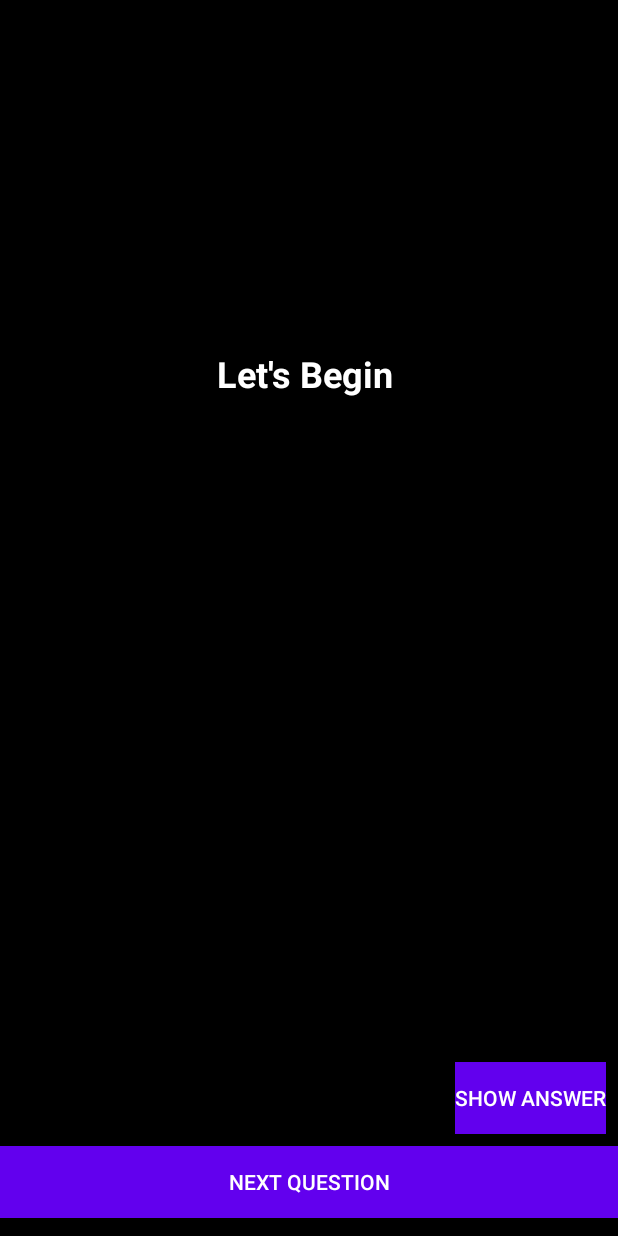
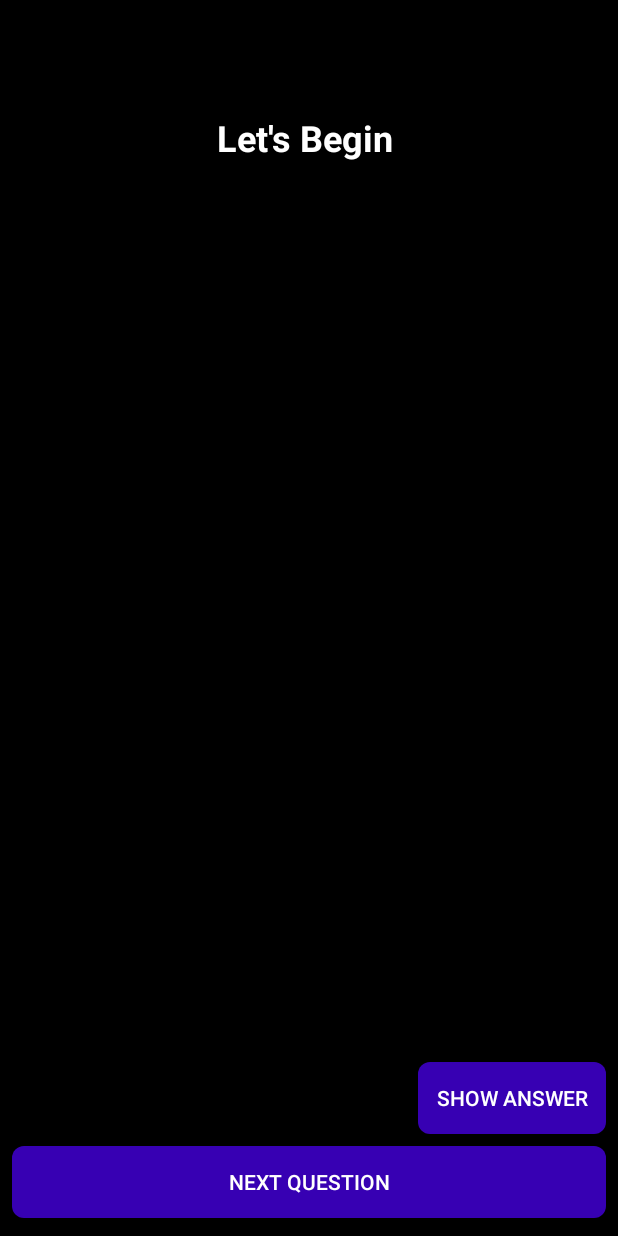
Before and after one commit to NicholasHeilman/FlashCards, an Android app: the screen it shows after launch (MainActivity), on a phone screen of 412 x 824 dp. Run offline under Robolectric (Android 15) with nearby library versions, the phone set to English and light mode, and no system bars; our stand-ins replace Room's generated code.

Commit message:
add rounded buttons and landscape layout

```diff
--- a/app/src/main/res/drawable/btn_rounded.xml
+++ b/app/src/main/res/drawable/btn_rounded.xml
@@ -1,4 +1,8 @@
 <?xml version="1.0" encoding="utf-8"?>
-<selector xmlns:android="http://schemas.android.com/apk/res/android">
+<shape xmlns:android="http://schemas.android.com/apk/res/android"
+    android:shape="rectangle">
 
-</selector>
+    <solid android:color="#3700B3"/>
+    <corners android:radius="8dp"/>
+
+</shape>
--- a/app/src/main/res/layout-land/activity_main.xml
+++ b/app/src/main/res/layout-land/activity_main.xml
@@ -11,12 +11,12 @@
         android:id="@+id/tvQuestion"
         android:layout_width="wrap_content"
         android:layout_height="wrap_content"
+        android:layout_marginTop="45dp"
         android:gravity="center"
         android:text="@string/question"
         android:textColor="@android:color/white"
         android:textSize="24sp"
         android:textStyle="bold"
-        android:layout_marginTop="75dp"
         app:layout_constraintLeft_toLeftOf="parent"
         app:layout_constraintRight_toRightOf="parent"
         app:layout_constraintTop_toTopOf="parent" />
@@ -25,35 +25,40 @@
         android:id="@+id/tvAnswer"
         android:layout_width="match_parent"
         android:layout_height="wrap_content"
+        android:gravity="center"
         android:textColor="@android:color/white"
         android:textSize="24sp"
-        app:layout_constraintBottom_toTopOf="@+id/question_btn"
-        app:layout_constraintTop_toBottomOf="@+id/tvQuestion"
+        android:visibility="invisible"
+        app:layout_constraintBottom_toTopOf="@+id/linearLayout"
+        app:layout_constraintTop_toBottomOf="@+id/tvQuestion" />
+
+    <LinearLayout
+        android:id="@+id/linearLayout"
+        android:layout_width="match_parent"
+        android:layout_height="wrap_content"
         android:gravity="center"
-        android:visibility="invisible" />
+        android:orientation="horizontal"
+        app:layout_constraintBottom_toBottomOf="parent">
 
         <Button
             android:id="@+id/answer_btn"
             android:layout_width="125dp"
             android:layout_height="wrap_content"
+            android:layout_margin="8dp"
+            android:background="@drawable/btn_rounded"
             android:text="@string/show_answer"
-        android:textColor="@android:color/white"
-        android:background="@drawable/btn_rounded"
-        app:layout_constraintEnd_toEndOf="parent"
-        app:layout_constraintBottom_toTopOf="@id/question_btn"
-        android:layout_margin="8dp" />
+            android:textColor="@android:color/white" />
 
         <Button
             android:id="@+id/question_btn"
             android:layout_width="match_parent"
             android:layout_height="wrap_content"
-        android:layout_marginBottom="12dp"
+            android:layout_marginRight="8dp"
             android:background="@drawable/btn_rounded"
             android:text="@string/next_question"
             android:textColor="@android:color/white"
-        app:layout_constraintBottom_toBottomOf="parent"
-        app:layout_constraintEnd_toEndOf="parent"
-        app:layout_constraintStart_toStartOf="parent"
-        android:layout_marginHorizontal="8dp"/>
+            tools:layout_editor_absoluteX="152dp"
+            tools:layout_editor_absoluteY="353dp" />
+    </LinearLayout>
 
 </androidx.constraintlayout.widget.ConstraintLayout>
--- a/app/src/main/res/layout/activity_main.xml
+++ b/app/src/main/res/layout/activity_main.xml
@@ -11,15 +11,15 @@
         android:id="@+id/tvQuestion"
         android:layout_width="wrap_content"
         android:layout_height="wrap_content"
+        android:gravity="center"
         android:text="@string/question"
         android:textColor="@android:color/white"
         android:textSize="24sp"
         android:textStyle="bold"
-        android:gravity="center"
+        android:layout_marginTop="75dp"
         app:layout_constraintLeft_toLeftOf="parent"
         app:layout_constraintRight_toRightOf="parent"
-        app:layout_constraintTop_toTopOf="parent"
-        app:layout_constraintBottom_toTopOf="@id/tvAnswer"/>
+        app:layout_constraintTop_toTopOf="parent" />
 
     <TextView
         android:id="@+id/tvAnswer"
@@ -34,29 +34,26 @@
 
     <Button
         android:id="@+id/answer_btn"
-        android:layout_width="wrap_content"
+        android:layout_width="125dp"
         android:layout_height="wrap_content"
-        android:text="Show Answer"
+        android:text="@string/show_answer"
         android:textColor="@android:color/white"
-        android:background="@color/colorPrimary"
+        android:background="@drawable/btn_rounded"
         app:layout_constraintEnd_toEndOf="parent"
         app:layout_constraintBottom_toTopOf="@id/question_btn"
-        android:layout_margin="8dp"
-        android:bottomRightRadius="15dp"
-        android:bottomLeftRadius="15dp"
-        android:topLeftRadius="15dp"
-        android:topRightRadius="15dp"/>
+        android:layout_margin="8dp" />
 
     <Button
         android:id="@+id/question_btn"
         android:layout_width="match_parent"
         android:layout_height="wrap_content"
         android:layout_marginBottom="12dp"
-        android:background="@color/colorPrimary"
-        android:text="Next Question"
+        android:background="@drawable/btn_rounded"
+        android:text="@string/next_question"
         android:textColor="@android:color/white"
         app:layout_constraintBottom_toBottomOf="parent"
         app:layout_constraintEnd_toEndOf="parent"
-        app:layout_constraintStart_toStartOf="parent" />
+        app:layout_constraintStart_toStartOf="parent"
+        android:layout_marginHorizontal="8dp"/>
 
 </androidx.constraintlayout.widget.ConstraintLayout>
--- a/app/src/main/res/values/strings.xml
+++ b/app/src/main/res/values/strings.xml
@@ -2,4 +2,6 @@
     <string name="app_name">FlashCards</string>
     <string name="question">"Let's Begin "</string>
     <string name="hello_blank_fragment">This will be the Answer</string>
+    <string name="show_answer">Show Answer</string>
+    <string name="next_question">Next Question</string>
 </resources>
```
Lines whose indentation alone changed are shown as unchanged.
